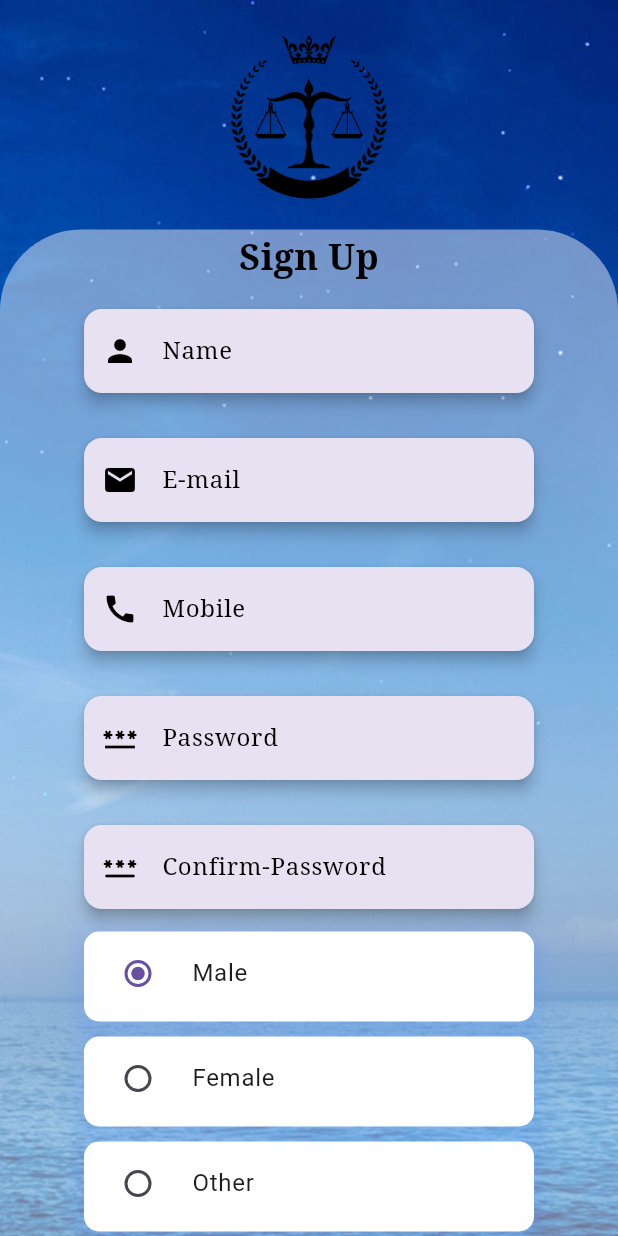
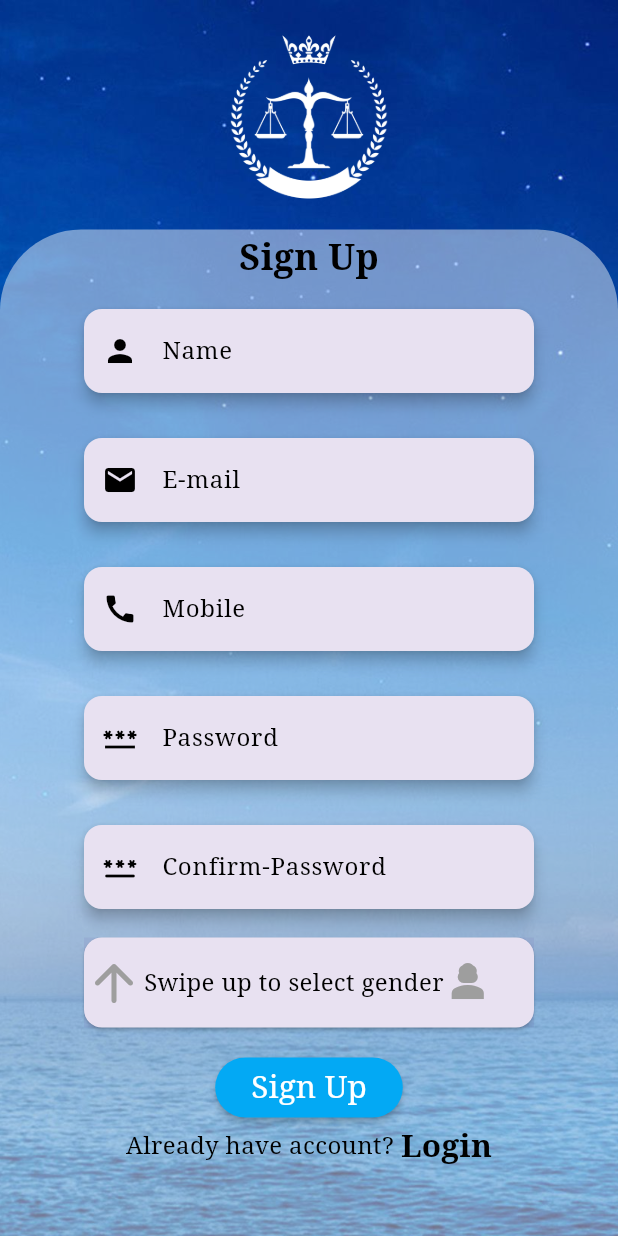
Before and after one commit to pradumkumar01/online_kachahari, a Flutter app: the screen it shows after launch, after a tap on "Sign Up", on a phone screen of 412 x 824 dp. Run offline on Flutter 3.47's test engine with Material 3 defaults, Android fonts, the phone set to English and light mode, and no system bars; our stand-ins replace curved_navigation_bar, dio, fluttertoast, font_awesome_flutter, image_picker.

Commit message:
change logo color in login , signup and modify gender radio button ui

```diff
--- a/lib/screens/Login_Screen.dart
+++ b/lib/screens/Login_Screen.dart
@@ -62,7 +62,7 @@ class _Login_ScreenState extends State<Login_Screen> {
                     alignment: Alignment.center,
                     child: Image.asset(
                       'assets/images/logo.png',
-                      color: Colors.black,
+                      color: Colors.white,
                     ),
                   ),
                   SizedBox(
@@ -72,7 +72,7 @@ class _Login_ScreenState extends State<Login_Screen> {
                       style: TextStyle(
                         fontSize: 24,
                         fontFamily: 'cursive',
-                        color: Colors.black,
+                        color: Colors.white,
                         fontWeight: FontWeight.w900,
                       ),
                       textAlign: TextAlign.center,
@@ -85,7 +85,7 @@ class _Login_ScreenState extends State<Login_Screen> {
                       style: TextStyle(
                         fontSize: 28,
                         fontFamily: 'serif',
-                        color: Colors.black,
+                        color: Colors.white,
                         fontWeight: FontWeight.w800,
                       ),
                       textAlign: TextAlign.center,
--- a/lib/screens/SignUpScreen.dart
+++ b/lib/screens/SignUpScreen.dart
@@ -1,6 +1,5 @@
 import 'dart:async';
 import 'dart:convert';
-
 import 'package:dio/dio.dart';
 import 'package:flutter/material.dart';
 import 'package:flutter_online_kachehari/components/toaster/toast.dart';
@@ -41,9 +40,7 @@ class _SignupScreenState extends State<SignupScreen> {
     _controllerFor_second_password.text = "";
     _selectedGender = "Male";
   }
-
   String _signUp_res = '';
-
   @override
   Widget build(BuildContext context) {
     return Scaffold(
@@ -67,28 +64,21 @@ class _SignupScreenState extends State<SignupScreen> {
                   children: [
                     Container(
                       height: 150,
-                      width: MediaQuery
-                          .of(context)
-                          .size
-                          .width,
+                      width: MediaQuery.of(context).size.width,
                       decoration: BoxDecoration(
                         borderRadius: BorderRadius.circular(50),
                       ),
                       alignment: Alignment.center,
                       child: Image.asset(
-                        'assets/images/logo.png', color: Colors.black,),
+                        'assets/images/logo.png',
+                        color: Colors.white,
+                      ),
                     ),
                   ],
                 ),
                 Container(
-                  width: MediaQuery
-                      .of(context)
-                      .size
-                      .width,
-                  height: MediaQuery
-                      .of(context)
-                      .size
-                      .height * 0.99,
+                  width: MediaQuery.of(context).size.width,
+                  height: MediaQuery.of(context).size.height * 0.99,
                   decoration: BoxDecoration(
                     color: Colors.white.withOpacity(0.45),
                     borderRadius: const BorderRadius.only(
@@ -113,7 +103,8 @@ class _SignupScreenState extends State<SignupScreen> {
                     // name code is here
                     Padding(
                       padding: const EdgeInsets.all(11.0),
-                      child: Card(elevation: 4,
+                      child: Card(
+                        elevation: 4,
                         child: Container(
                           width: 300,
                           child: TextField(
@@ -121,8 +112,7 @@ class _SignupScreenState extends State<SignupScreen> {
                             decoration: InputDecoration(
                               prefixIcon: const Icon(Icons.person),
                               filled: true,
-                              fillColor: Theme
-                                  .of(context)
+                              fillColor: Theme.of(context)
                                   .primaryColor
                                   .withOpacity(0.1),
                               prefixIconColor: Colors.black,
@@ -155,7 +145,8 @@ class _SignupScreenState extends State<SignupScreen> {
 
                     Padding(
                       padding: const EdgeInsets.all(11.0),
-                      child: Card(elevation: 4,
+                      child: Card(
+                        elevation: 4,
                         child: Container(
                           width: 300,
                           child: TextField(
@@ -163,8 +154,7 @@ class _SignupScreenState extends State<SignupScreen> {
                             decoration: InputDecoration(
                               prefixIcon: const Icon(Icons.email),
                               filled: true,
-                              fillColor: Theme
-                                  .of(context)
+                              fillColor: Theme.of(context)
                                   .primaryColor
                                   .withOpacity(0.1),
                               prefixIconColor: Colors.black,
@@ -197,7 +187,8 @@ class _SignupScreenState extends State<SignupScreen> {
 
                     Padding(
                       padding: const EdgeInsets.all(11.0),
-                      child: Card(elevation: 4,
+                      child: Card(
+                        elevation: 4,
                         child: Container(
                           width: 300,
                           child: TextField(
@@ -205,8 +196,7 @@ class _SignupScreenState extends State<SignupScreen> {
                             decoration: InputDecoration(
                               prefixIcon: const Icon(Icons.call),
                               filled: true,
-                              fillColor: Theme
-                                  .of(context)
+                              fillColor: Theme.of(context)
                                   .primaryColor
                                   .withOpacity(0.1),
                               prefixIconColor: Colors.black,
@@ -238,7 +228,8 @@ class _SignupScreenState extends State<SignupScreen> {
                     // password code is here
                     Padding(
                       padding: const EdgeInsets.all(11.0),
-                      child: Card(elevation: 4,
+                      child: Card(
+                        elevation: 4,
                         child: Container(
                           width: 300,
                           child: TextField(
@@ -247,8 +238,7 @@ class _SignupScreenState extends State<SignupScreen> {
                             decoration: InputDecoration(
                               prefixIcon: const Icon(Icons.password_sharp),
                               filled: true,
-                              fillColor: Theme
-                                  .of(context)
+                              fillColor: Theme.of(context)
                                   .primaryColor
                                   .withOpacity(0.1),
                               prefixIconColor: Colors.black,
@@ -281,7 +271,8 @@ class _SignupScreenState extends State<SignupScreen> {
                     //  confirm password code is here
                     Padding(
                       padding: const EdgeInsets.all(11.0),
-                      child: Card(elevation: 4,
+                      child: Card(
+                        elevation: 4,
                         child: Container(
                           width: 300,
                           child: TextField(
@@ -290,8 +281,7 @@ class _SignupScreenState extends State<SignupScreen> {
                             decoration: InputDecoration(
                               prefixIcon: const Icon(Icons.password_rounded),
                               filled: true,
-                              fillColor: Theme
-                                  .of(context)
+                              fillColor: Theme.of(context)
                                   .primaryColor
                                   .withOpacity(0.1),
                               prefixIconColor: Colors.black,
@@ -321,7 +311,42 @@ class _SignupScreenState extends State<SignupScreen> {
                     ),
                     //Radio for male and female
                     //Radio
-                    Column(children: [
+                    Container(
+                      height: 70,
+                      child: SingleChildScrollView(
+                        scrollDirection: Axis.vertical,
+                        child: Column(children: [
+                          Card(
+                            child: Container(
+                              alignment: Alignment.center,
+                              decoration: BoxDecoration(
+                                color: Theme.of(context)
+                                    .primaryColor
+                                    .withOpacity(0.1),
+                              ),
+                              height: 60,
+                              width: 300,
+                              child:const Row(
+                                mainAxisAlignment: MainAxisAlignment.start,
+                                children: [
+                                  Icon(Icons.arrow_upward_rounded,color: Colors.grey,size: 40,),
+                                   Text(
+                                    "Swipe up to select gender",
+                                    style: TextStyle(
+                                      fontSize: 16,
+                                      color: Colors.black,
+                                      fontFamily: 'serif',
+                                    ),
+                                    textAlign: TextAlign.center,
+                                  ),
+                                  Icon(Icons.person_3,color: Colors.grey,size: 32,),
+                                ],
+                              ),
+                            ),
+                          ),
+                        const  SizedBox(
+                            height: 10,
+                          ),
                           SizedBox(
                             height: 60,
                             width: 300,
@@ -367,16 +392,22 @@ class _SignupScreenState extends State<SignupScreen> {
                                 _handleGenderChange),
                           ),
                         ]),
+                      ),
+                    ),
                     SizedBox(height: 10),
-                    ElevatedButton(onPressed: () {
+                    ElevatedButton(
+                      onPressed: () {
                         sign_up_result_page();
                       },
                       style: ElevatedButton.styleFrom(
-                          backgroundColor: Colors.lightBlue, elevation: 2
+                          backgroundColor: Colors.lightBlue, elevation: 2),
+                      child: const Text(
+                        "Sign Up",
+                        style: TextStyle(
+                            fontFamily: "serif",
+                            fontSize: 21,
+                            color: Colors.white),
                       ),
-                      child: const Text("Sign Up", style: TextStyle(
-                          fontFamily: "serif", fontSize: 21, color: Colors.white
-                      ),),
                     ),
                     Column(
                       mainAxisAlignment: MainAxisAlignment.end,
@@ -429,7 +460,7 @@ class _SignupScreenState extends State<SignupScreen> {
     );
   }
 
-  void sign_up_result_page() async{
+  void sign_up_result_page() async {
     String name = _controllerFor_name.text;
     String email = _controllerFor_email.text;
     String password = _controllerFor_password.text;
@@ -443,8 +474,7 @@ class _SignupScreenState extends State<SignupScreen> {
     }
     //Validation Email
     if (email.trim() == "") {
-
-      showAlert(context,"Email is required");
+      showAlert(context, "Email is required");
       return;
     }
 
@@ -466,7 +496,7 @@ class _SignupScreenState extends State<SignupScreen> {
       return;
     }
 
-    if(password == cnf_password){
+    if (password == cnf_password) {
       //Ready to Submit
       final Dio dio = Dio();
       Response response;
@@ -482,7 +512,8 @@ class _SignupScreenState extends State<SignupScreen> {
       final formData = FormData.fromMap(userdata);
 
       try {
-        response = await dio.post(Urls().getApiUrl("create_users"), data: formData);
+        response =
+            await dio.post(Urls().getApiUrl("create_users"), data: formData);
 
         // Print response details
         print('Status data String ===> ${response.data.toString()}');
@@ -500,23 +531,25 @@ class _SignupScreenState extends State<SignupScreen> {
         if (code == 201) {
           // showAlert(context, "Register Success");
           showToaster("Register Success");
-          Timer(const Duration(seconds: 3),(){
-            Navigator.of(context).push(new MaterialPageRoute(builder: (context) {
+          Timer(const Duration(seconds: 3), () {
+            Navigator.of(context).push(new MaterialPageRoute(
+              builder: (context) {
                 return Login_Screen();
-            },));
+              },
+            ));
           });
         } else if (code == 200) {
           showAlert(context, "User Already Exist, Please Login ");
         } else {
           showAlert(context, "Unexpected response code: $code");
         }
-
       } on DioException catch (e) {
         // Handle Dio specific exceptions
         if (e.response != null) {
           print('DioException response: ${e.response}');
 
-          showAlert(context, "Error: ${e.response?.statusCode} - ${e.response?.statusMessage}");
+          showAlert(context,
+              "Error: ${e.response?.statusCode} - ${e.response?.statusMessage}");
         } else {
           // If there is no response object in the exception
           print('DioException error: ${e.message}');
@@ -527,11 +560,9 @@ class _SignupScreenState extends State<SignupScreen> {
         print('General exception: $e');
         showAlert(context, "Unexpected Error: $e");
       }
-    }else{
+    } else {
       showAlert(context, "Password and Confirm Password Does not Match");
       return;
     }
-
   }
-
 }
```
Lines whose indentation alone changed are shown as unchanged.
